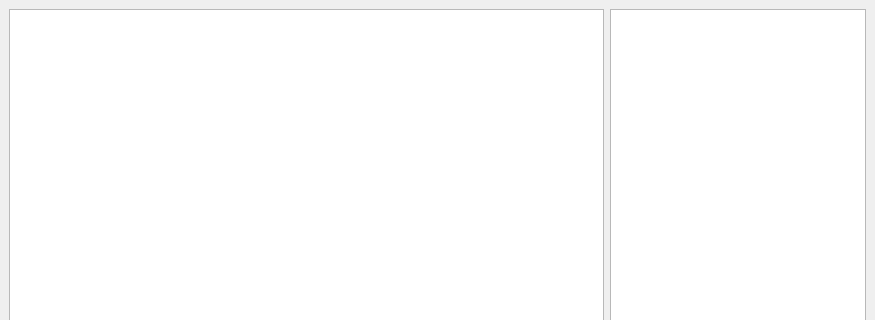
First picture: the form in gui/mainwindow.ui, repository HatikDev/AnalyticsTool, before the edit; both pictures show x 0 to 875 and y 0 to 320 of the 875 by 652 pixel window.
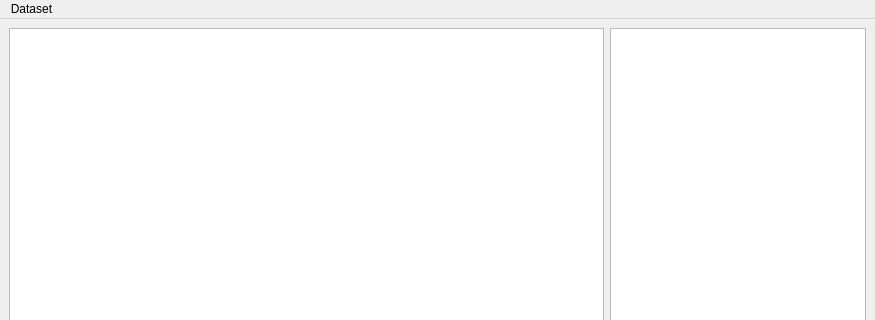
Second picture: the form after the edit.

Commit message: Add temporary menu for loading dataset

```diff
--- a/gui/mainwindow.ui
+++ b/gui/mainwindow.ui
@@ -102,6 +102,13 @@
      <height>25</height>
     </rect>
    </property>
+   <widget class="QMenu" name="menuDataset">
+    <property name="title">
+     <string>Dataset</string>
+    </property>
+    <addaction name="actionLoad_dataset"/>
+   </widget>
+   <addaction name="menuDataset"/>
   </widget>
   <widget class="QStatusBar" name="statusbar"/>
  </widget>
```
Left out of the diff: 5 changed lines with no effect on the pictures. The commit also changes 2 other files.
